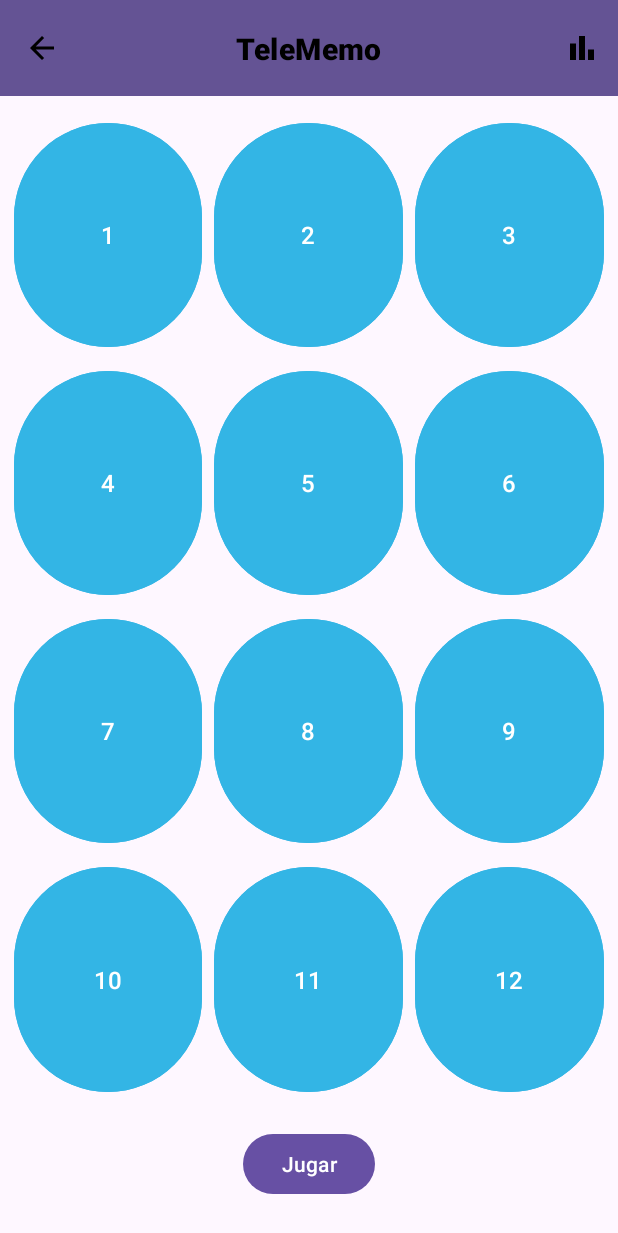
After one commit to Kotrixx/LAB02_20206331, an Android app: the layout activity_game.xml on its own in the app's theme, with its tools: preview values and no code run, on a phone screen of 412 x 824 dp. The commit adds this screen. Shown: the top 1233 px of the screen. Run offline under Robolectric (Android 15) with nearby library versions, the light colour scheme and no system bars.

Commit message:
game layout, app bar

```diff
--- /dev/null
+++ b/app/src/main/res/drawable/ic_back.xml
@@ -0,0 +1,5 @@
+<vector android:autoMirrored="true" android:height="24dp"
+    android:tint="#000000" android:viewportHeight="24"
+    android:viewportWidth="24" android:width="24dp" xmlns:android="http://schemas.android.com/apk/res/android">
+    <path android:fillColor="@android:color/white" android:pathData="M20,11H7.83l5.59,-5.59L12,4l-8,8 8,8 1.41,-1.41L7.83,13H20v-2z"/>
+</vector>
--- /dev/null
+++ b/app/src/main/res/drawable/ic_stats.xml
@@ -0,0 +1,7 @@
+<vector android:height="24dp" android:tint="#000000"
+    android:viewportHeight="24" android:viewportWidth="24"
+    android:width="24dp" xmlns:android="http://schemas.android.com/apk/res/android">
+    <path android:fillColor="@android:color/white" android:pathData="M4,9h4v11h-4z"/>
+    <path android:fillColor="@android:color/white" android:pathData="M16,13h4v7h-4z"/>
+    <path android:fillColor="@android:color/white" android:pathData="M10,4h4v16h-4z"/>
+</vector>
--- /dev/null
+++ b/app/src/main/res/layout/activity_game.xml
@@ -0,0 +1,134 @@
+<?xml version="1.0" encoding="utf-8"?>
+<androidx.constraintlayout.widget.ConstraintLayout xmlns:android="http://schemas.android.com/apk/res/android"
+    xmlns:app="http://schemas.android.com/apk/res-auto"
+    xmlns:tools="http://schemas.android.com/tools"
+    android:layout_width="match_parent"
+    android:layout_height="match_parent"
+    android:padding="0dp">
+
+    <!-- 🧭 App Bar -->
+    <com.google.android.material.appbar.MaterialToolbar
+        android:id="@+id/topAppBar"
+        android:layout_width="match_parent"
+        android:layout_height="wrap_content"
+        android:background="#645394"
+        android:theme="@style/ThemeOverlay.MaterialComponents.Dark.ActionBar"
+        android:titleTextColor="@android:color/white"
+        app:layout_constraintEnd_toEndOf="parent"
+        app:layout_constraintStart_toStartOf="parent"
+        app:layout_constraintTop_toTopOf="parent"
+        app:menu="@menu/top_app_bar_menu"
+        app:navigationIcon="@drawable/ic_back" />
+
+    <!-- 📝 Título centrado manualmente -->
+    <TextView
+        android:id="@+id/appBarTitle"
+        style="?attr/textAppearanceHeadline6"
+        android:layout_width="wrap_content"
+        android:layout_height="wrap_content"
+        android:text="TeleMemo"
+        android:textColor="@android:color/black"
+        android:textStyle="bold"
+        app:layout_constraintBottom_toBottomOf="@id/topAppBar"
+        app:layout_constraintEnd_toEndOf="parent"
+        app:layout_constraintStart_toStartOf="parent"
+        app:layout_constraintTop_toTopOf="@id/topAppBar" />
+
+
+    <!-- 🎮 Botón para iniciar el juego -->
+    <Button
+        android:id="@+id/btnJugar"
+        android:layout_width="wrap_content"
+        android:layout_height="wrap_content"
+        android:layout_marginTop="16dp"
+        android:layout_marginBottom="24dp"
+        android:text="Jugar"
+        app:layout_constraintBottom_toBottomOf="parent"
+        app:layout_constraintEnd_toEndOf="parent"
+        app:layout_constraintStart_toStartOf="parent"
+        app:layout_constraintTop_toBottomOf="@id/gridLayout" />
+
+
+    <!-- 🟦 Grid de botones -->
+    <GridLayout
+        android:id="@+id/gridLayout"
+        android:layout_width="0dp"
+        android:layout_height="0dp"
+        android:alignmentMode="alignMargins"
+        android:columnCount="3"
+        android:rowCount="4"
+        android:layout_marginTop="10dp"
+        android:layout_marginHorizontal="5dp"
+        android:useDefaultMargins="true"
+        app:layout_constraintBottom_toTopOf="@id/btnJugar"
+        app:layout_constraintEnd_toEndOf="parent"
+        app:layout_constraintStart_toStartOf="parent"
+        app:layout_constraintTop_toBottomOf="@id/topAppBar">
+
+        <!-- 📦 12 botones con estilo WordButton -->
+        <Button
+            android:id="@+id/btn0"
+            style="@style/WordButton"
+            android:text="1" />
+
+        <Button
+            android:id="@+id/btn1"
+            style="@style/WordButton"
+            android:layout_row="0"
+            android:layout_column="1"
+            android:text="2" />
+
+        <Button
+            android:id="@+id/btn2"
+            style="@style/WordButton"
+            android:text="3" />
+
+        <Button
+            android:id="@+id/btn3"
+            style="@style/WordButton"
+            android:text="4" />
+
+        <Button
+            android:id="@+id/btn4"
+            style="@style/WordButton"
+            android:text="5" />
+
+        <Button
+            android:id="@+id/btn5"
+            style="@style/WordButton"
+            android:text="6" />
+
+        <Button
+            android:id="@+id/btn6"
+            style="@style/WordButton"
+            android:text="7" />
+
+        <Button
+            android:id="@+id/btn7"
+            style="@style/WordButton"
+            android:text="8" />
+
+        <Button
+            android:id="@+id/btn8"
+            style="@style/WordButton"
+            android:text="9" />
+
+        <Button
+            android:id="@+id/btn9"
+            style="@style/WordButton"
+            android:text="10" />
+
+        <Button
+            android:id="@+id/btn10"
+            style="@style/WordButton"
+            android:text="11" />
+
+        <Button
+            android:id="@+id/btn11"
+            style="@style/WordButton"
+            android:text="12" />
+
+    </GridLayout>
+
+
+</androidx.constraintlayout.widget.ConstraintLayout>
--- /dev/null
+++ b/app/src/main/res/menu/top_app_bar_menu.xml
@@ -0,0 +1,8 @@
+<menu xmlns:app="http://schemas.android.com/apk/res-auto"
+    xmlns:android="http://schemas.android.com/apk/res/android">
+    <item
+        android:id="@+id/action_stats"
+        android:icon="@drawable/ic_stats"
+        android:title="@string/estad_sticas"
+        app:showAsAction="always" />
+</menu>
--- a/app/src/main/res/values/strings.xml
+++ b/app/src/main/res/values/strings.xml
@@ -6,4 +6,6 @@
     <string name="cybersecurity_option">Ciberseguridad</string>
     <string name="software_option">Software</string>
     <string name="title">APPSIoT - Lab 2</string>
+    <string name="estad_sticas">Estadísticas</string>
+    <string name="telememo">TeleMemo</string>
 </resources>
--- /dev/null
+++ b/app/src/main/res/values/styles.xml
@@ -0,0 +1,13 @@
+<?xml version="1.0" encoding="utf-8"?>
+<resources>
+    <style name="WordButton">
+        <item name="android:layout_width">0dp</item>
+        <item name="android:layout_height">0dp</item>
+        <item name="android:layout_columnWeight">1</item>
+        <item name="android:layout_rowWeight">1</item>
+        <item name="android:layout_margin">4dp</item>
+        <item name="android:textSize">16sp</item>
+        <item name="android:backgroundTint">@android:color/holo_blue_light</item> <!-- opcional -->
+        <item name="android:textColor">@android:color/white</item>
+    </style>
+</resources>
```
